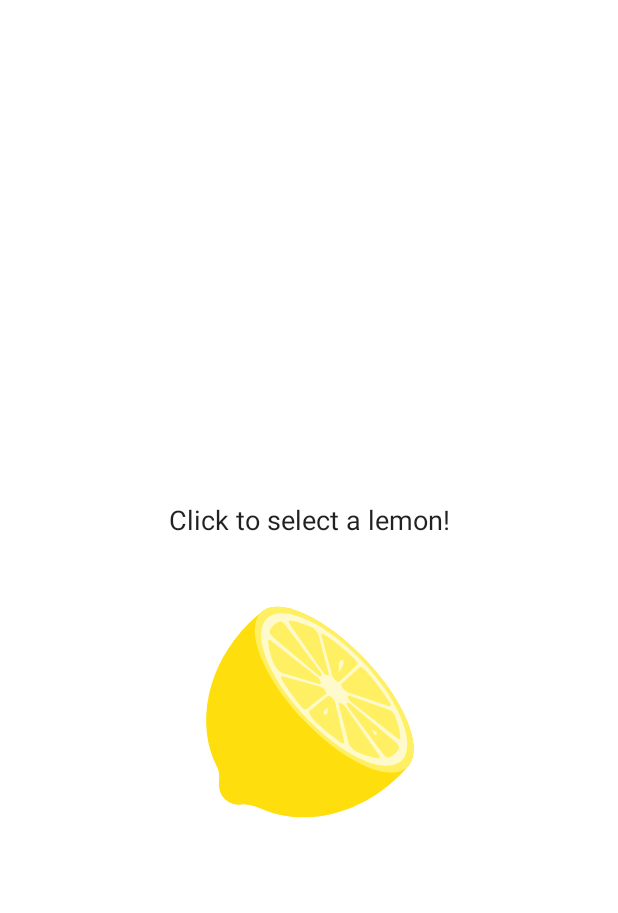
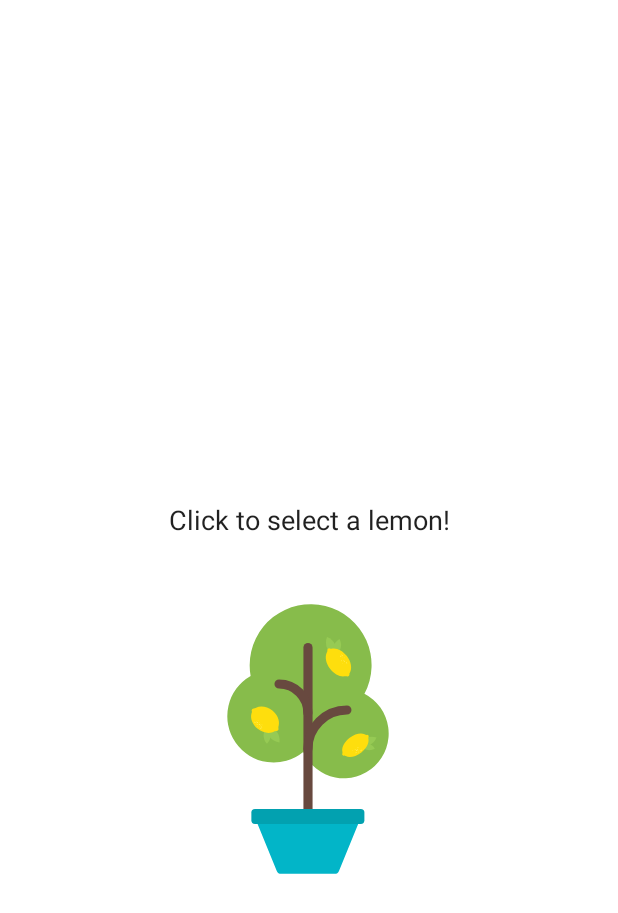
Before and after one commit to ikayz/lemonade-app, an Android app: the layout activity_main.xml on its own in the app's theme, with its tools: preview values and no code run, on a phone screen of 412 x 824 dp. Shown: the top 913 px of the screen. Run offline under Robolectric (Android 15) with nearby library versions, the phone set to English and light mode, and no system bars.

Commit message:
Add conditional for setting the text and changing the image state

```diff
--- a/app/src/main/res/layout/activity_main.xml
+++ b/app/src/main/res/layout/activity_main.xml
@@ -40,18 +40,12 @@
         android:layout_width="wrap_content"
         android:layout_height="wrap_content"
         app:layout_constraintBottom_toBottomOf="parent"
+        app:layout_constraintHorizontal_bias="0.498"
         app:layout_constraintLeft_toLeftOf="parent"
         app:layout_constraintRight_toRightOf="parent"
-        app:layout_constraintTop_toTopOf="parent" />
-
-    <ImageView
-        android:id="@+id/imageView"
-        android:layout_width="wrap_content"
-        android:layout_height="wrap_content"
-        android:layout_marginTop="16dp"
-        app:layout_constraintEnd_toEndOf="@+id/text_action"
-        app:layout_constraintStart_toStartOf="@+id/text_action"
-        app:layout_constraintTop_toBottomOf="@+id/text_action"
-        app:srcCompat="@drawable/lemon_squeeze" />
+        app:layout_constraintTop_toTopOf="parent"
+        app:layout_constraintVertical_bias="0.629"
+        app:srcCompat="@drawable/lemon_tree"
+        tools:srcCompat="@drawable/lemon_tree" />
 
 </androidx.constraintlayout.widget.ConstraintLayout>
```
Also changed, not shown: app/src/main/java/com/example/lemonade/MainActivity.kt (+20 -0 lines).
